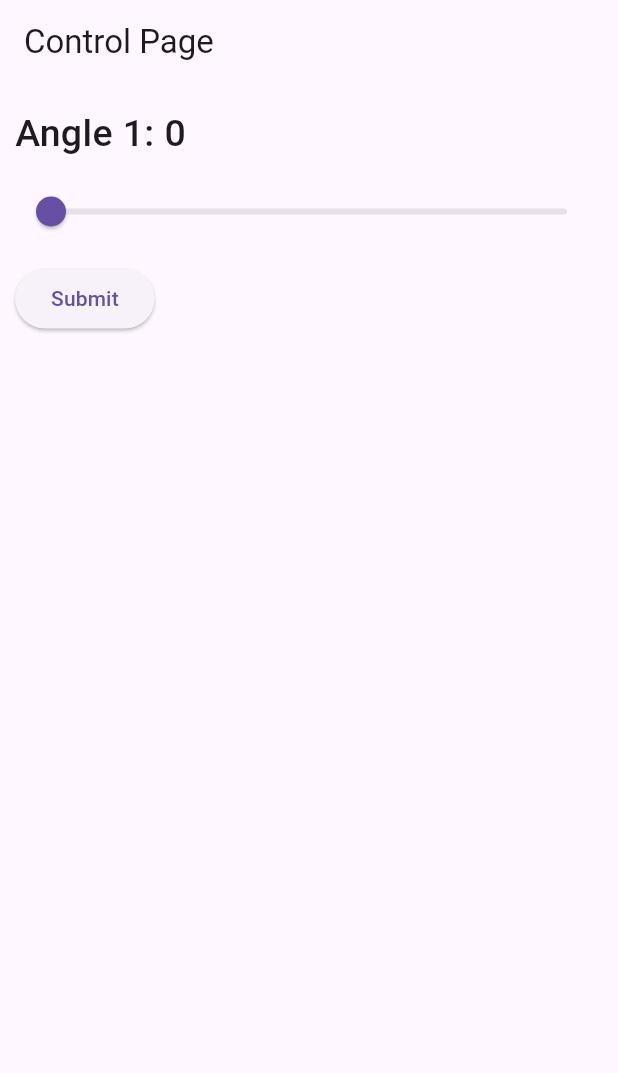
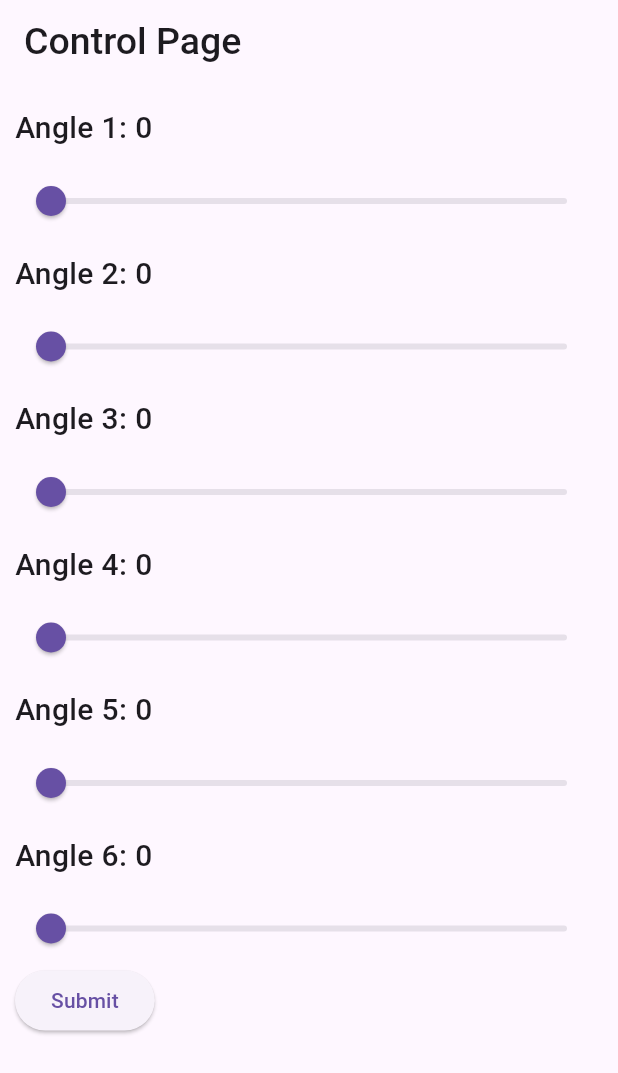
Before and after one commit to VidushanJayawardhana/firestore_angle_saving, a Flutter app: the screen it shows after launch, after a tap on "Submit", on a phone screen of 412 x 824 dp. Shown: the top 1073 px of the screen. Run offline on Flutter 3.47's test engine with Material 3 defaults, Android fonts, the phone set to English and light mode, and no system bars; our stand-ins replace cloud_firestore, firebase_core; accounts and stored records are empty.

Commit message:
Added six sliders for change angles

```diff
--- a/lib/models/angle_model.dart
+++ b/lib/models/angle_model.dart
@@ -1,13 +1,38 @@
 class AngleModel {
-  double angle;
+  double angle1;
+  double angle2;
+  double angle3;
+  double angle4;
+  double angle5;
+  double angle6;
 
-  AngleModel({required this.angle});
+  AngleModel({
+    required this.angle1,
+    required this.angle2,
+    required this.angle3,
+    required this.angle4,
+    required this.angle5,
+    required this.angle6,
+  });
 
   factory AngleModel.fromJson(Map<String, dynamic> json) {
-    return AngleModel(angle: json['angle'] as double);
+    return AngleModel(
+        angle1: json['angle1'] as double,
+        angle2: json['angle2'] as double,
+        angle3: json['angle3'] as double,
+        angle4: json['angle4'] as double,
+        angle5: json['angle5'] as double,
+        angle6: json['angle6'] as double);
   }
 
   Map<String, Object?> toJson() {
-    return {'angle': angle};
+    return {
+      'angle1': angle1,
+      'angle2': angle2,
+      'angle3': angle3,
+      'angle4': angle4,
+      'angle5': angle5,
+      'angle6': angle6
+    };
   }
 }
--- a/lib/pages/home_page.dart
+++ b/lib/pages/home_page.dart
@@ -1,5 +1,6 @@
 import 'package:firestore_app_v1/models/angle_model.dart';
 import 'package:firestore_app_v1/services/database_service.dart';
+import 'package:firestore_app_v1/widgets/my_slider.dart';
 import 'package:flutter/material.dart';
 
 class HomePage extends StatefulWidget {
@@ -12,16 +13,28 @@ class HomePage extends StatefulWidget {
 class _HomePageState extends State<HomePage> {
   final DatabaseService _databaseService = DatabaseService();
   double _currentAngle1 = 0.0;
+  double _currentAngle2 = 0.0;
+  double _currentAngle3 = 0.0;
+  double _currentAngle4 = 0.0;
+  double _currentAngle5 = 0.0;
+  double _currentAngle6 = 0.0;
 
-  void convertToDouble() {
-    _currentAngle1 = (_currentAngle1 * 100).round() / 100;
+  double convertToDouble(double angle) {
+    angle = (angle * 100).round() / 100;
+    return angle;
   }
 
   @override
   Widget build(BuildContext context) {
     return Scaffold(
       appBar: AppBar(
-        title: const Text('Control Page'),
+        title: const Text(
+          'Control Page',
+          style: TextStyle(
+            fontSize: 25,
+            fontWeight: FontWeight.w500,
+          ),
+        ),
       ),
       body: Padding(
         padding: const EdgeInsets.symmetric(
@@ -31,19 +44,20 @@ class _HomePageState extends State<HomePage> {
         child: Column(
           crossAxisAlignment: CrossAxisAlignment.start,
           children: [
+            // Angle 1 value
             Text(
               "Angle 1: ${_currentAngle1.toStringAsFixed(0)}",
               style: const TextStyle(
-                fontSize: 25,
+                fontSize: 20,
                 fontWeight: FontWeight.w500,
               ),
             ),
             const SizedBox(
               height: 10,
             ),
-            Slider(
-              max: 90.0,
-              min: 0.0,
+
+            //angle 1 slider
+            MySlider(
               value: _currentAngle1,
               onChanged: (value) {
                 setState(
@@ -56,12 +70,150 @@ class _HomePageState extends State<HomePage> {
             const SizedBox(
               height: 10,
             ),
+
+            // Angle 2 value
+            Text(
+              "Angle 2: ${_currentAngle2.toStringAsFixed(0)}",
+              style: const TextStyle(
+                fontSize: 20,
+                fontWeight: FontWeight.w500,
+              ),
+            ),
+            const SizedBox(
+              height: 10,
+            ),
+
+            //Angle 2 slider
+            MySlider(
+              value: _currentAngle2,
+              onChanged: (value) {
+                setState(
+                  () {
+                    _currentAngle2 = value;
+                  },
+                );
+              },
+            ),
+            const SizedBox(
+              height: 10,
+            ),
+
+            // Angle 3 value
+            Text(
+              "Angle 3: ${_currentAngle3.toStringAsFixed(0)}",
+              style: const TextStyle(
+                fontSize: 20,
+                fontWeight: FontWeight.w500,
+              ),
+            ),
+            const SizedBox(
+              height: 10,
+            ),
+
+            //Angle 3 slider
+            MySlider(
+              value: _currentAngle3,
+              onChanged: (value) {
+                setState(
+                  () {
+                    _currentAngle3 = value;
+                  },
+                );
+              },
+            ),
+            const SizedBox(
+              height: 10,
+            ),
+
+            // Angle 4 value
+            Text(
+              "Angle 4: ${_currentAngle4.toStringAsFixed(0)}",
+              style: const TextStyle(
+                fontSize: 20,
+                fontWeight: FontWeight.w500,
+              ),
+            ),
+            const SizedBox(
+              height: 10,
+            ),
+
+            //Angle 4 slider
+            MySlider(
+              value: _currentAngle4,
+              onChanged: (value) {
+                setState(
+                  () {
+                    _currentAngle4 = value;
+                  },
+                );
+              },
+            ),
+            const SizedBox(
+              height: 10,
+            ),
+
+            // Angle 5 value
+            Text(
+              "Angle 5: ${_currentAngle5.toStringAsFixed(0)}",
+              style: const TextStyle(
+                fontSize: 20,
+                fontWeight: FontWeight.w500,
+              ),
+            ),
+            const SizedBox(
+              height: 10,
+            ),
+
+            //Angle 5 slider
+            MySlider(
+              value: _currentAngle5,
+              onChanged: (value) {
+                setState(
+                  () {
+                    _currentAngle5 = value;
+                  },
+                );
+              },
+            ),
+            const SizedBox(
+              height: 10,
+            ),
+
+            // Angle 6 value
+            Text(
+              "Angle 6: ${_currentAngle6.toStringAsFixed(0)}",
+              style: const TextStyle(
+                fontSize: 20,
+                fontWeight: FontWeight.w500,
+              ),
+            ),
+            const SizedBox(
+              height: 10,
+            ),
+
+            //Angle 6 slider
+            MySlider(
+              value: _currentAngle6,
+              onChanged: (value) {
+                setState(
+                  () {
+                    _currentAngle6 = value;
+                  },
+                );
+              },
+            ),
+
+            //Submit button
             ElevatedButton(
               onPressed: () {
-                convertToDouble();
                 _databaseService.addAngle(
                   AngleModel(
-                    angle: _currentAngle1,
+                    angle1: _currentAngle1,
+                    angle2: _currentAngle2,
+                    angle3: _currentAngle3,
+                    angle4: _currentAngle4,
+                    angle5: _currentAngle5,
+                    angle6: _currentAngle6,
                   ),
                 );
               },
--- a/lib/widgets/my_slider.dart
+++ b/lib/widgets/my_slider.dart
@@ -3,6 +3,7 @@ import 'package:flutter/material.dart';
 class MySlider extends StatelessWidget {
   final double value;
   final void Function(double) onChanged;
+
   const MySlider({
     super.key,
     required this.value,
@@ -11,6 +12,11 @@ class MySlider extends StatelessWidget {
 
   @override
   Widget build(BuildContext context) {
-    return Slider(value: value, onChanged: onChanged);
+    return Slider(
+      max: 90.0,
+      min: 0.0,
+      value: value,
+      onChanged: onChanged,
+    );
   }
 }
```
